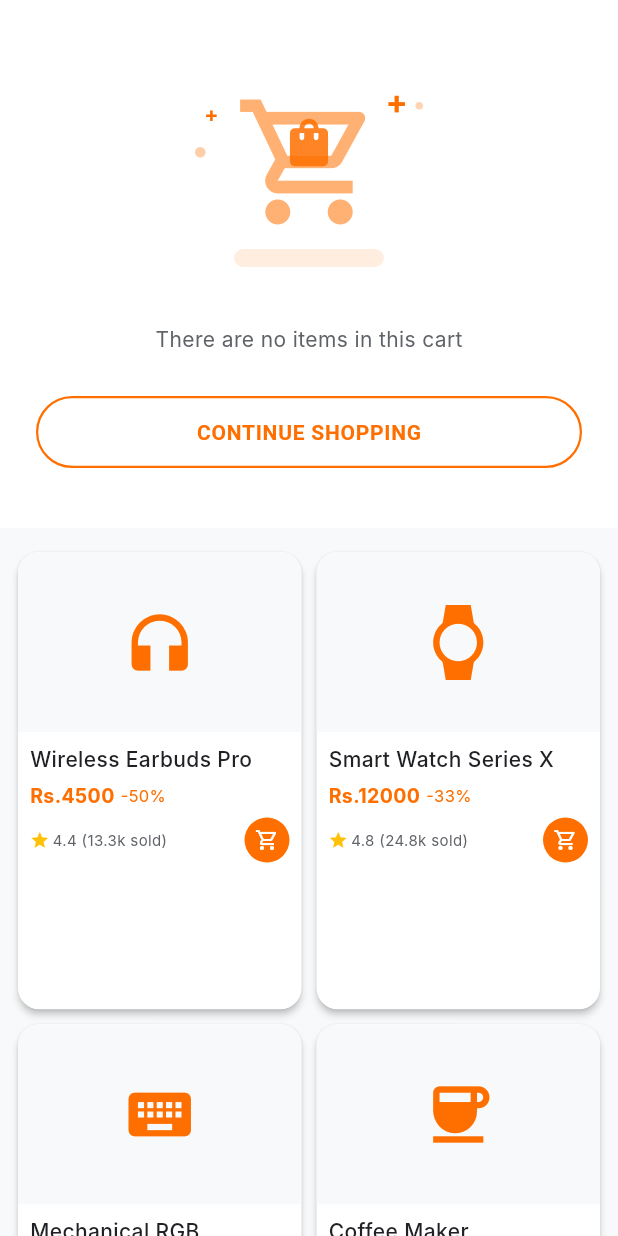
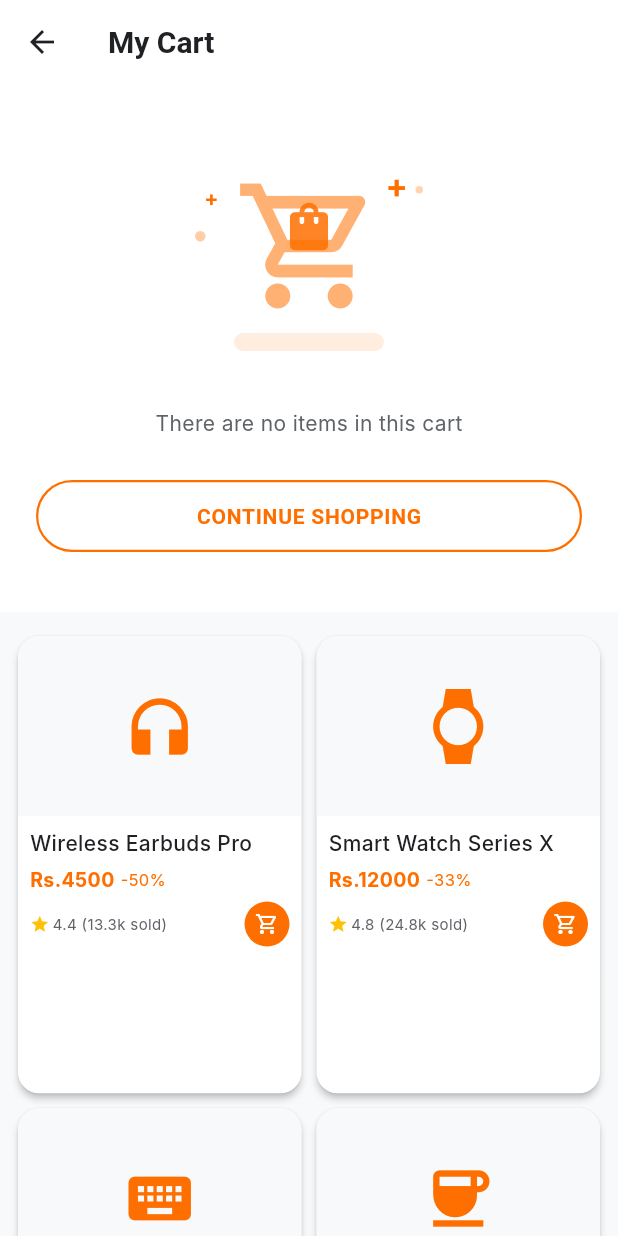
Before and after one commit to nahy1061/softstore_buyer_app, a Flutter app: the CartScreen screen opened directly, on a phone screen of 412 x 824 dp. Run offline on Flutter 3.47's test engine with Material 3 defaults, Android fonts, the phone set to English and light mode, and no system bars; our stand-ins replace connectivity_plus, cookie_jar, dio, dio_cookie_manager, equatable, flutter_bloc and 3 more; accounts and stored records are empty; Roboto replaces fonts that are missing (Google Sans, Inter).

Commit message:
cart issue resolve

```diff
--- a/lib/features/cart/screens/cart_screen.dart
+++ b/lib/features/cart/screens/cart_screen.dart
@@ -66,12 +66,22 @@ class CartScreen extends StatelessWidget {
 
   @override
   Widget build(BuildContext context) {
-    return BlocBuilder<CartCubit, CartState>(
-      builder: (context, state) {
-        return state.items.isEmpty
-            ? _buildEmptyView(context)
-            : _buildCartView(context, state);
-      },
+    return Scaffold(
+      backgroundColor: AppColors.background,
+      appBar: AppBar(
+        title: const Text('My Cart'),
+        backgroundColor: Colors.white,
+        foregroundColor: AppColors.textPrimary,
+        elevation: 0,
+        centerTitle: false,
+      ),
+      body: BlocBuilder<CartCubit, CartState>(
+        builder: (context, state) {
+          return state.items.isEmpty
+              ? _buildEmptyView(context)
+              : _buildCartView(context, state);
+        },
+      ),
     );
   }
 
```
Also changed, not shown: lib/app/router.dart (+14 -3 lines), lib/features/home/screens/home_screen.dart (+9 -1 lines).
